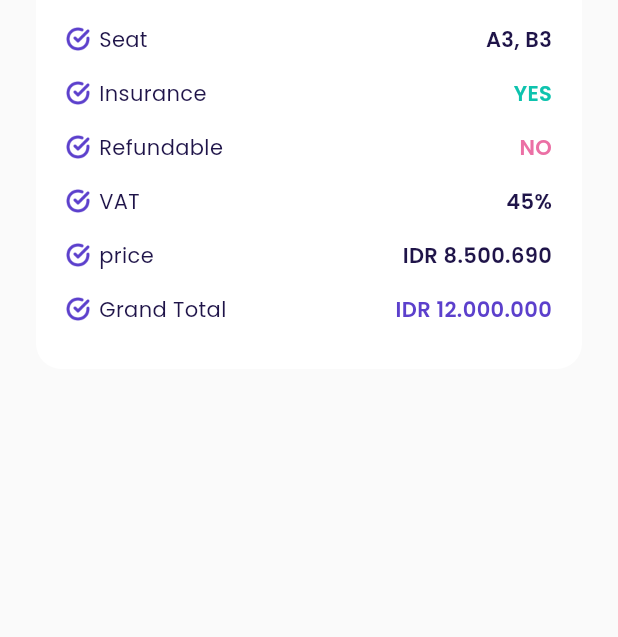
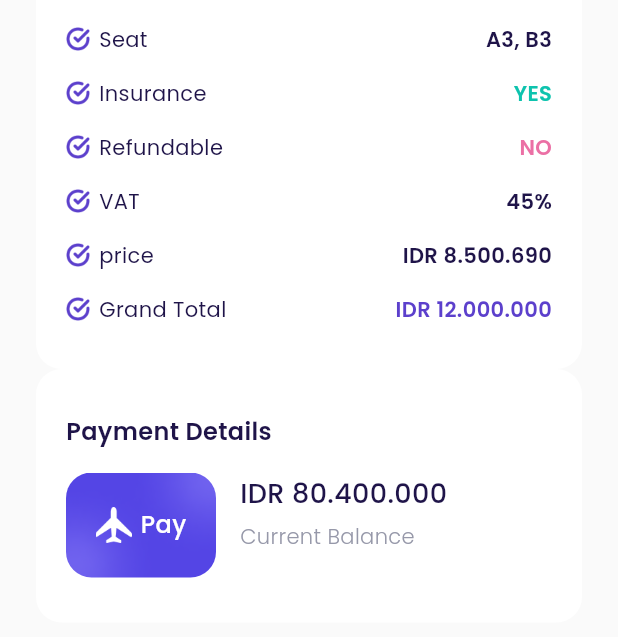
Before and after one commit to fahmifakhir/Travel-App, a Flutter app: the CheckoutPage screen opened directly, on a phone screen of 412 x 824 dp, the part 597-1234 px from its top. Run offline on Flutter 3.47's test engine with Material 3 defaults, Android fonts, the phone set to English and light mode, and no system bars; our stand-ins replace google_fonts.

Commit message:
second commit

```diff
--- a/lib/ui/pages/checkout_page.dart
+++ b/lib/ui/pages/checkout_page.dart
@@ -1,5 +1,7 @@
 import 'package:airplane/shared/theme.dart';
+import 'package:airplane/ui/pages/success_checkout_page.dart';
 import 'package:airplane/ui/widgets/booking_details_item.dart';
+import 'package:airplane/ui/widgets/custom_button.dart';
 import 'package:flutter/material.dart';
 
 class CheckoutPage extends StatelessWidget {
@@ -198,9 +200,119 @@ class CheckoutPage extends StatelessWidget {
 
     Widget paymentDetails() {
       return Container(
+        padding: EdgeInsets.symmetric(
+          horizontal: 20,
+          vertical: 30,
+        ),
         decoration: BoxDecoration(
           color: kWhiteColor,
           borderRadius: BorderRadius.circular(defaultRadius),
+        ),
+        child: Column(
+          crossAxisAlignment: CrossAxisAlignment.start,
+          children: [
+            Text(
+              'Payment Details',
+              style: blackTextStyle.copyWith(
+                fontWeight: semiBold,
+                fontSize: 16,
+              ),
+            ),
+            Row(
+              children: [
+                Container(
+                  margin: EdgeInsets.only(top: 16, right: 16),
+                  width: 100,
+                  height: 70,
+                  decoration: BoxDecoration(
+                    borderRadius: BorderRadius.circular(defaultRadius),
+                    image: DecorationImage(
+                      fit: BoxFit.cover,
+                      image: AssetImage('assets/image_card.png'),
+                    ),
+                  ),
+                  child: Row(
+                    mainAxisAlignment: MainAxisAlignment.center,
+                    children: [
+                      Container(
+                        width: 24,
+                        height: 24,
+                        margin: EdgeInsets.only(right: 6),
+                        decoration: BoxDecoration(
+                          image: DecorationImage(
+                            fit: BoxFit.cover,
+                            image: AssetImage('assets/icon_plane.png'),
+                          ),
+                        ),
+                      ),
+                      Text(
+                        'Pay',
+                        style: whiteTextStyle.copyWith(
+                          fontWeight: medium,
+                          fontSize: 16,
+                        ),
+                      ),
+                    ],
+                  ),
+                ),
+                Expanded(
+                  child: Column(
+                    crossAxisAlignment: CrossAxisAlignment.start,
+                    children: [
+                      Text(
+                        'IDR 80.400.000',
+                        style: blackTextStyle.copyWith(
+                            fontWeight: medium,
+                            fontSize: 18,
+                            overflow: TextOverflow.ellipsis),
+                      ),
+                      SizedBox(height: 5),
+                      Text(
+                        'Current Balance',
+                        style: greyTextStyle.copyWith(
+                          fontWeight: light,
+                          fontSize: 14,
+                        ),
+                      ),
+                    ],
+                  ),
+                )
+              ],
+            )
+          ],
+        ),
+      );
+    }
+
+    Widget payNowButton() {
+      return CustomButton(
+        title: 'Pay Now',
+        onPressed: () {
+          Navigator.push(
+            context,
+            MaterialPageRoute(
+              builder: (context) => SuccessCheckoutPage(),
+            ),
+          );
+        },
+        margin: EdgeInsets.only(top: 30),
+      );
+    }
+
+    Widget tacButton() {
+      return Container(
+        alignment: Alignment.center,
+        margin: EdgeInsets.only(
+          top: 30,
+          bottom: 30,
+        ),
+        child: Text(
+          'Term and Condition',
+          style: greyTextStyle.copyWith(
+            fontSize: 16,
+            fontWeight: light,
+            decoration: TextDecoration.underline,
+          ),
         ),
       );
     }
@@ -213,6 +325,8 @@ class CheckoutPage extends StatelessWidget {
           route(),
           bookingDetails(),
           paymentDetails(),
+          payNowButton(),
+          tacButton(),
         ],
       ),
     );
```
Also changed, not shown: lib/ui/pages/setting_page.dart (added, +12 -0 lines), lib/ui/pages/success_checkout_page.dart (added, +59 -0 lines), lib/ui/pages/transaction_page.dart (added, +12 -0 lines), lib/ui/pages/wallet_page.dart (added, +12 -0 lines).
